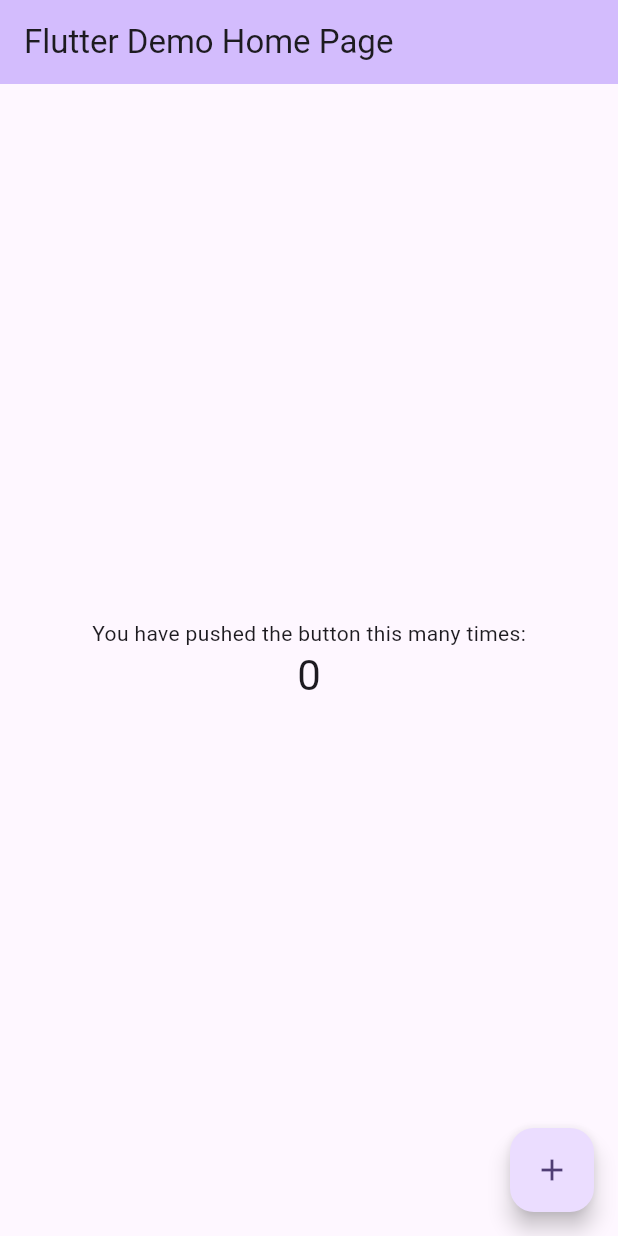
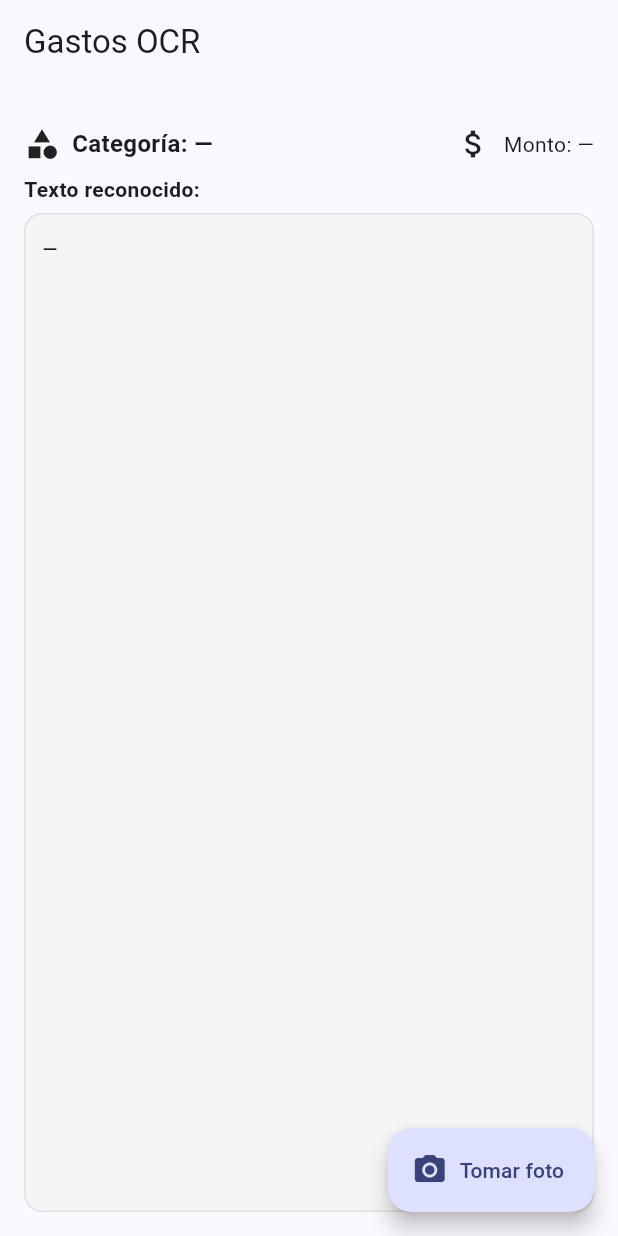
Before and after one commit to Xinefeth/Mvp-Customer, a Flutter app: the screen it shows after launch, on a phone screen of 412 x 824 dp. Run offline on Flutter 3.47's test engine with Material 3 defaults, Android fonts, the phone set to English and light mode, and no system bars; our stand-ins replace image_picker; missing offline and left inert: google_mlkit_text_recognition.

Commit message:
feat(app): estructura completa Flutter + OCR de gastos con cámara, permisos Android/iOS configurados

```diff
--- a/gastos_ocr/lib/main.dart
+++ b/gastos_ocr/lib/main.dart
@@ -1,122 +1,205 @@
+import 'dart:io';
 import 'package:flutter/material.dart';
+import 'package:image_picker/image_picker.dart';
+import 'package:google_mlkit_text_recognition/google_mlkit_text_recognition.dart';
 
 void main() {
-  runApp(const MyApp());
+  runApp(const GastosOCRApp());
 }
 
-class MyApp extends StatelessWidget {
-  const MyApp({super.key});
+class GastosOCRApp extends StatelessWidget {
+  const GastosOCRApp({super.key});
 
-  // This widget is the root of your application.
   @override
   Widget build(BuildContext context) {
     return MaterialApp(
-      title: 'Flutter Demo',
+      debugShowCheckedModeBanner: false,
+      title: 'Gastos OCR',
       theme: ThemeData(
-        // This is the theme of your application.
-        //
-        // TRY THIS: Try running your application with "flutter run". You'll see
-        // the application has a purple toolbar. Then, without quitting the app,
-        // try changing the seedColor in the colorScheme below to Colors.green
-        // and then invoke "hot reload" (save your changes or press the "hot
-        // reload" button in a Flutter-supported IDE, or press "r" if you used
-        // the command line to start the app).
-        //
-        // Notice that the counter didn't reset back to zero; the application
-        // state is not lost during the reload. To reset the state, use hot
-        // restart instead.
-        //
-        // This works for code too, not just values: Most code changes can be
-        // tested with just a hot reload.
-        colorScheme: ColorScheme.fromSeed(seedColor: Colors.deepPurple),
+        colorScheme: ColorScheme.fromSeed(seedColor: Colors.indigo),
+        useMaterial3: true,
       ),
-      home: const MyHomePage(title: 'Flutter Demo Home Page'),
+      home: const HomePage(),
     );
   }
 }
 
-class MyHomePage extends StatefulWidget {
-  const MyHomePage({super.key, required this.title});
-
-  // This widget is the home page of your application. It is stateful, meaning
-  // that it has a State object (defined below) that contains fields that affect
-  // how it looks.
-
-  // This class is the configuration for the state. It holds the values (in this
-  // case the title) provided by the parent (in this case the App widget) and
-  // used by the build method of the State. Fields in a Widget subclass are
-  // always marked "final".
-
-  final String title;
+class HomePage extends StatefulWidget {
+  const HomePage({super.key});
 
   @override
-  State<MyHomePage> createState() => _MyHomePageState();
+  State<HomePage> createState() => _HomePageState();
 }
 
-class _MyHomePageState extends State<MyHomePage> {
-  int _counter = 0;
+class _HomePageState extends State<HomePage> {
+  final ImagePicker _picker = ImagePicker();
+  final TextRecognizer _textRecognizer = TextRecognizer();
 
-  void _incrementCounter() {
+  File? _imageFile;
+  String _recognizedText = '';
+  String _categoria = '';
+  String? _monto;
+  bool _loading = false;
+
+  @override
+  void dispose() {
+    _textRecognizer.close();
+    super.dispose();
+  }
+
+  Future<void> _takePhotoAndProcess() async {
     setState(() {
-      // This call to setState tells the Flutter framework that something has
-      // changed in this State, which causes it to rerun the build method below
-      // so that the display can reflect the updated values. If we changed
-      // _counter without calling setState(), then the build method would not be
-      // called again, and so nothing would appear to happen.
-      _counter++;
+      _loading = true;
+      _recognizedText = '';
+      _categoria = '';
+      _monto = null;
     });
+
+    try {
+      final XFile? photo = await _picker.pickImage(source: ImageSource.camera);
+      if (photo == null) {
+        setState(() => _loading = false);
+        return;
+      }
+
+      final file = File(photo.path);
+      setState(() => _imageFile = file);
+
+      final inputImage = InputImage.fromFile(file);
+      final RecognizedText recognized = await _textRecognizer.processImage(inputImage);
+      final text = recognized.text;
+
+      final clas = _clasificarGasto(text);
+      final monto = _extraerMonto(text);
+
+      setState(() {
+        _recognizedText = text.trim();
+        _categoria = clas;
+        _monto = monto;
+        _loading = false;
+      });
+    } catch (e) {
+      setState(() {
+        _loading = false;
+        _recognizedText = 'Error: $e';
+        _categoria = '';
+        _monto = null;
+      });
+    }
+  }
+
+  String _clasificarGasto(String text) {
+    final t = text.toLowerCase();
+
+    final Map<String, List<String>> categorias = {
+      'Alimentación': [
+        'restaurante', 'menu', 'comida', 'cafe', 'cafeteria', 'pollo', 'pizza', 'burger'
+      ],
+      'Transporte': [
+        'uber', 'taxi', 'bus', 'gasolina', 'peaje', 'moto', 'yape moto'
+      ],
+      'Supermercado/Mercado': [
+        'supermercado', 'mercado', 'bodega', 'plaza vea', 'tottus', 'pan', 'leche', 'frutas'
+      ],
+      'Servicios': [
+        'internet', 'luz', 'agua', 'telefono', 'movistar', 'claro'
+      ],
+      'Salud': [
+        'farmacia', 'botica', 'clinica', 'medicina'
+      ],
+      'Entretenimiento': [
+        'netflix', 'spotify', 'cine', 'disney', 'youtube premium'
+      ],
+      'Otros': [
+        'otros', 'servicio', 'varios'
+      ],
+    };
+
+    String mejorCategoria = 'Otros';
+    int mejorScore = -1;
+
+    categorias.forEach((cat, keywords) {
+      int score = 0;
+      for (final k in keywords) {
+        if (t.contains(k)) score++;
+      }
+      if (score > mejorScore) {
+        mejorScore = score;
+        mejorCategoria = cat;
+      }
+    });
+
+    return mejorCategoria;
+  }
+
+  String? _extraerMonto(String text) {
+    final regex = RegExp(r'(s\\/?\\.\\s?\\d+[\\.,]?\\d*)|(\\b\\d+[\\.,]\\d{2}\\b)', caseSensitive: false);
+    final match = regex.allMatches(text).toList();
+    if (match.isEmpty) return null;
+    final last = match.last.group(0)!;
+    return last.replaceAll('\\n', ' ').trim();
   }
 
   @override
   Widget build(BuildContext context) {
-    // This method is rerun every time setState is called, for instance as done
-    // by the _incrementCounter method above.
-    //
-    // The Flutter framework has been optimized to make rerunning build methods
-    // fast, so that you can just rebuild anything that needs updating rather
-    // than having to individually change instances of widgets.
     return Scaffold(
-      appBar: AppBar(
-        // TRY THIS: Try changing the color here to a specific color (to
-        // Colors.amber, perhaps?) and trigger a hot reload to see the AppBar
-        // change color while the other colors stay the same.
-        backgroundColor: Theme.of(context).colorScheme.inversePrimary,
-        // Here we take the value from the MyHomePage object that was created by
-        // the App.build method, and use it to set our appbar title.
-        title: Text(widget.title),
+      appBar: AppBar(title: const Text('Gastos OCR')),
+      floatingActionButton: FloatingActionButton.extended(
+        onPressed: _loading ? null : _takePhotoAndProcess,
+        icon: const Icon(Icons.camera_alt),
+        label: const Text('Tomar foto'),
       ),
-      body: Center(
-        // Center is a layout widget. It takes a single child and positions it
-        // in the middle of the parent.
-        child: Column(
-          // Column is also a layout widget. It takes a list of children and
-          // arranges them vertically. By default, it sizes itself to fit its
-          // children horizontally, and tries to be as tall as its parent.
-          //
-          // Column has various properties to control how it sizes itself and
-          // how it positions its children. Here we use mainAxisAlignment to
-          // center the children vertically; the main axis here is the vertical
-          // axis because Columns are vertical (the cross axis would be
-          // horizontal).
-          //
-          // TRY THIS: Invoke "debug painting" (choose the "Toggle Debug Paint"
-          // action in the IDE, or press "p" in the console), to see the
-          // wireframe for each widget.
-          mainAxisAlignment: MainAxisAlignment.center,
-          children: <Widget>[
-            const Text('You have pushed the button this many times:'),
-            Text(
-              '$_counter',
-              style: Theme.of(context).textTheme.headlineMedium,
-            ),
-          ],
+      body: SafeArea(
+        child: Padding(
+          padding: const EdgeInsets.all(16.0),
+          child: Column(
+            crossAxisAlignment: CrossAxisAlignment.start,
+            children: [
+              if (_imageFile != null)
+                ClipRRect(
+                  borderRadius: BorderRadius.circular(12),
+                  child: Image.file(_imageFile!, height: 220, fit: BoxFit.cover),
+                ),
+              const SizedBox(height: 12),
+              if (_loading) const LinearProgressIndicator(),
+              Row(
+                children: [
+                  const Icon(Icons.category),
+                  const SizedBox(width: 8),
+                  Text(
+                    _categoria.isEmpty ? 'Categoría: —' : 'Categoría: $_categoria',
+                    style: const TextStyle(fontSize: 16, fontWeight: FontWeight.w600),
+                  ),
+                  const Spacer(),
+                  const Icon(Icons.attach_money),
+                  const SizedBox(width: 8),
+                  Text('Monto: ${_monto ?? '—'}'),
+                ],
+              ),
+              const SizedBox(height: 8),
+              const Text('Texto reconocido:', style: TextStyle(fontWeight: FontWeight.bold)),
+              const SizedBox(height: 6),
+              Expanded(
+                child: Container(
+                  width: double.infinity,
+                  padding: const EdgeInsets.all(12),
+                  decoration: BoxDecoration(
+                    color: Colors.grey.shade100,
+                    borderRadius: BorderRadius.circular(12),
+                    border: Border.all(color: Colors.grey.shade300),
+                  ),
+                  child: SingleChildScrollView(
+                    child: Text(
+                      _recognizedText.isEmpty ? '—' : _recognizedText,
+                      style: const TextStyle(fontFamily: 'monospace'),
+                    ),
+                  ),
+                ),
+              ),
+            ],
+          ),
         ),
       ),
-      floatingActionButton: FloatingActionButton(
-        onPressed: _incrementCounter,
-        tooltip: 'Increment',
-        child: const Icon(Icons.add),
-      ), // This trailing comma makes auto-formatting nicer for build methods.
     );
   }
 }
```
Also changed, not shown: gastos_ocr/pubspec.yaml (+6 -73 lines), 2 other files.
